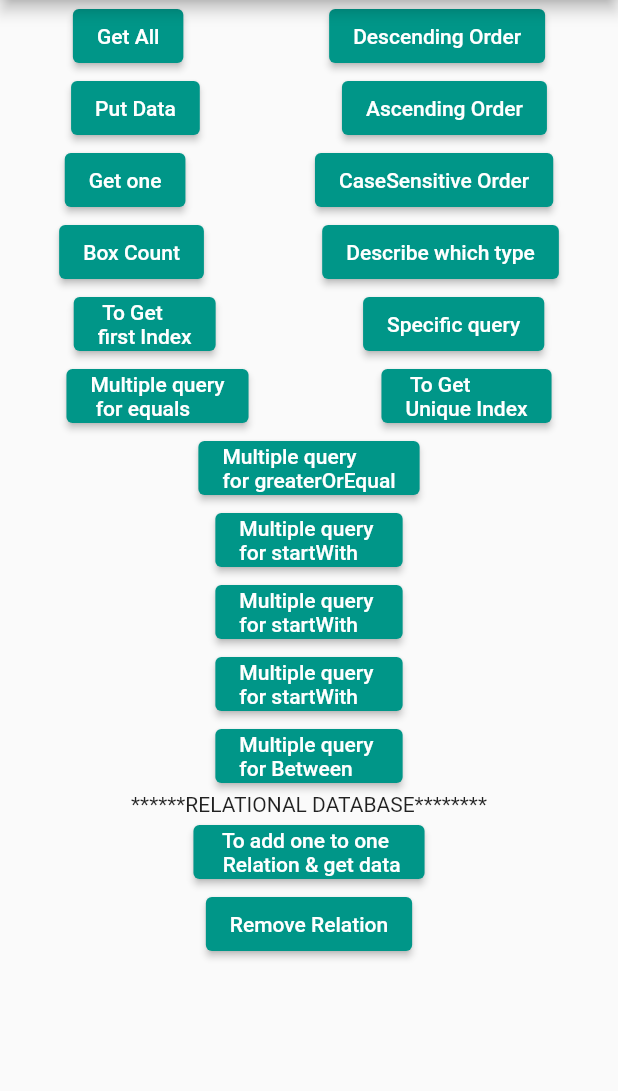
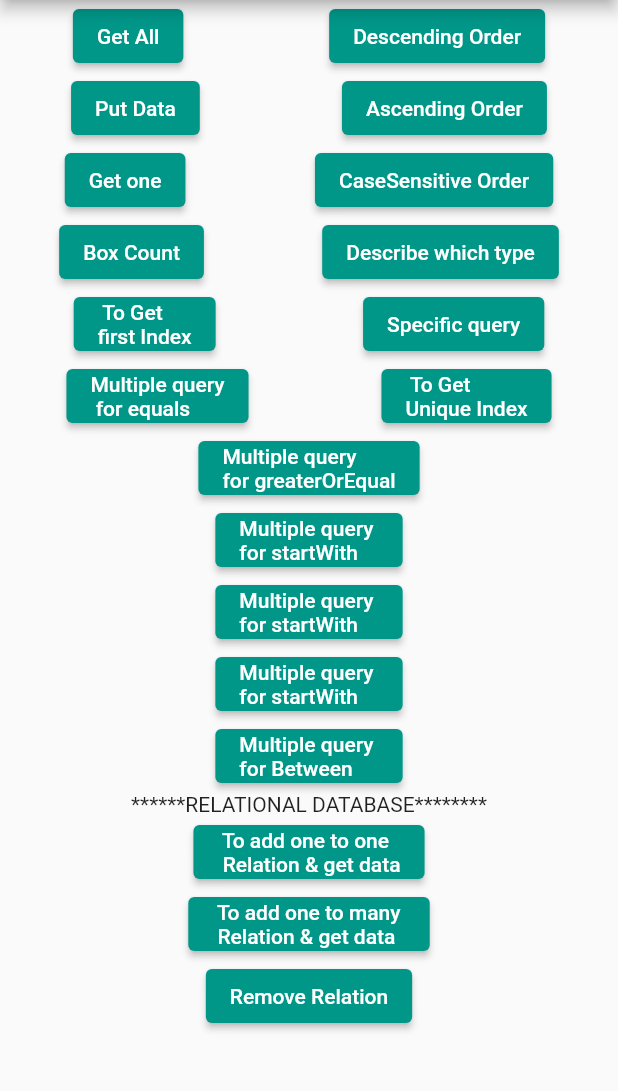
Before and after one commit to Tahmina-Bristy7/ObjectBoxPractice, a Flutter app: the screen it shows after launch, on a phone screen of 412 x 824 dp, the part 84-1175 px from its top. Run offline on Flutter 3.47's test engine with Material 2 defaults, Android fonts, the phone set to English and light mode, and no system bars; our stand-ins replace objectbox; generated files the repository leaves out were written again.

Commit message:
One to many Relational Database done

```diff
--- a/lib/home_page.dart
+++ b/lib/home_page.dart
@@ -288,6 +288,42 @@ class _MyHomePageState extends State<MyHomePage> {
                       const Text(" To add one to one \n Relation & get data")),
               ElevatedButton(
                   onPressed: () {
+                    Orders orders = Orders();
+                    Customer customer = Customer();
+                    late Box<Orders> orderBox = ObjectBox.store.box<Orders>();
+                    late Box<Customer> customerBox =
+                        ObjectBox.store.box<Customer>();
+
+                    customer.orders.add(Orders());
+                    customer.orders.add(Orders());
+                    customer.orders.add(Orders());
+
+                    final putCustomerId = customerBox.put(customer);
+                    for (int i = 0; i <= orderBox.count(); i++) {
+                      Orders? getCustomerId = orderBox.get(putCustomerId);
+                      print(
+                          "Get Customer Id from Orders Database : ${getCustomerId!.id}");
+                    }
+
+                    Orders? getCustomerId =
+                        ObjectBox.store.box<Orders>().get(putCustomerId);
+
+                    print(
+                        "Get Customer Id from Orders Database : ${getCustomerId!.id}");
+                    Customer? getOrderId =
+                        ObjectBox.store.box<Customer>().get(getCustomerId.id);
+
+                    print(
+                        "asdcvbnm,sdfghjkjhgfds=${ObjectBox.store.box<Orders>().count()}");
+                    print(
+                        "Get Order Id from Customer database : ${getOrderId!.id}");
+
+                    // print("After getting target IN School Database=======${getStudent}");
+                  },
+                  child:
+                      const Text(" To add one to many \n Relation & get data")),
+              ElevatedButton(
+                  onPressed: () {
                     School school = School();
                     Student student = Student();
                     student.school.target = null;
--- a/lib/models.dart
+++ b/lib/models.dart
@@ -41,14 +41,21 @@ class Student {
   Student({this.id = 0});
 }
 
+@Entity()
+class Customer {
+  @Id()
+  int id;
+  //String? name;
+  @Backlink('customer')
+  final orders = ToMany<Orders>();
+  Customer({this.id = 0});
+}
 
-
-
-// class Owner {
-//   @Id()
-//   int id = 0;
-
-//   String name;
-
-//   Owner(this.name, {this.id = 0});
-// }
+@Entity()
+class Orders {
+  @Id()
+  int id;
+  //String? name;
+  final customer = ToOne<Customer>();
+  Orders({this.id = 0});
+}
```
Also changed, not shown: lib/objectbox-model.json (+43 -4 lines), lib/objectbox.g.dart.
